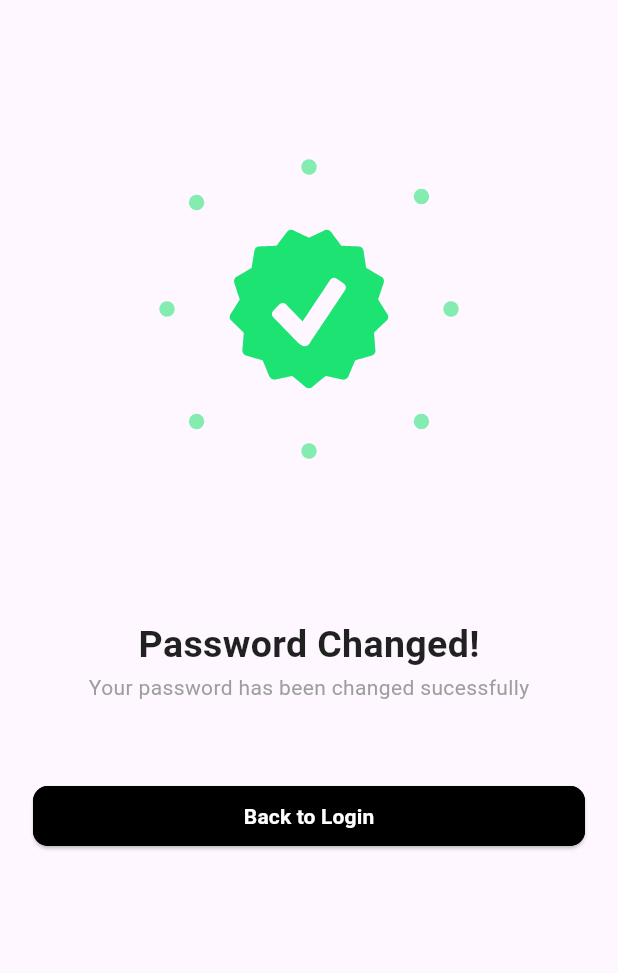
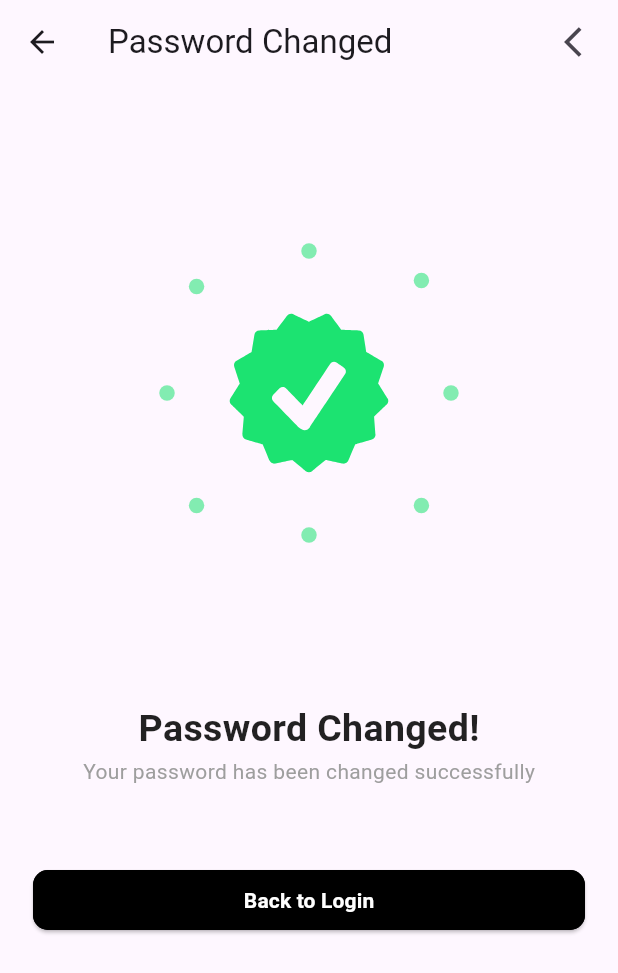
Before and after one commit to Ruhan130/AnimatedUI, a Flutter app: the CreateNewPasswordScreen screen opened directly, after a tap on "Reset Password", on a phone screen of 412 x 824 dp. Shown: the top 973 px of the screen. Run offline on Flutter 3.47's test engine with Material 3 defaults, Android fonts, the phone set to English and light mode, and no system bars; drawn by our look-alikes of lottie; our stand-ins replace animate_do, flutter_svg, pinput; Roboto replaces fonts that are missing (Urbanist-SemiBold).

Commit message:
Some changes

```diff
--- a/lib/Presentation/ChangePasswordScreen/ChangedPasswordScreen.dart
+++ b/lib/Presentation/ChangePasswordScreen/ChangedPasswordScreen.dart
@@ -2,8 +2,8 @@ import 'package:animate_do/animate_do.dart';
 import 'package:flutter/material.dart';
 import 'package:lottie/lottie.dart';
 import 'package:project/Presentation/LoginScreen/LoginScreen.dart';
-import 'package:project/main.dart'; // Import the main.dart file for theme notifier
 import 'package:project/core/widgets/CustomElevatedButtonDar.dart';
+import 'package:project/main.dart';
 
 class ChangedPasswordScreen extends StatefulWidget {
   const ChangedPasswordScreen({super.key});
@@ -16,6 +16,19 @@ class _ChangedPasswordScreenState extends State<ChangedPasswordScreen> {
   @override
   Widget build(BuildContext context) {
     return Scaffold(
+      appBar: AppBar(
+        automaticallyImplyLeading: MyApp.themeNotifier.value == ThemeMode.light, // Back button will be visible only in light mode
+        title: const Text("Password Changed"),
+        actions: [
+          if (MyApp.themeNotifier.value == ThemeMode.light) // Show back button only in light mode
+            IconButton(
+              icon: const Icon(Icons.arrow_back_ios),
+              onPressed: () {
+                Navigator.pop(context);
+              },
+            ),
+        ],
+      ),
       body: SafeArea(
         child: Column(
           children: [
@@ -30,7 +43,7 @@ class _ChangedPasswordScreenState extends State<ChangedPasswordScreen> {
             FadeIn(
               delay: const Duration(seconds: 2),
               child: const Text(
-                'Your password has been changed sucessfully',
+                'Your password has been changed successfully',
                 style: TextStyle(color: Colors.grey),
               ),
             ),
@@ -44,10 +57,16 @@ class _ChangedPasswordScreenState extends State<ChangedPasswordScreen> {
                 child: CustomElevatedButtomDark(
                   text: 'Back to Login',
                   onpressed: () {
-                    // Activate dark mode
-                    MyApp.themeNotifier.value = ThemeMode.dark;
+                    // Toggle theme mode
+                    if (MyApp.themeNotifier.value == ThemeMode.light) {
+                      MyApp.themeNotifier.value =
+                          ThemeMode.dark; // Switch to dark mode
+                    } else {
+                      MyApp.themeNotifier.value =
+                          ThemeMode.light; // Switch to light mode
+                    }
 
-                    // Navigate back to login
+                    // Navigate back to the login screen
                     Navigator.pushReplacement(
                       context,
                       MaterialPageRoute(
--- a/lib/Presentation/CreateNewPassord/CreateNewPasswordScreen.dart
+++ b/lib/Presentation/CreateNewPassord/CreateNewPasswordScreen.dart
@@ -36,7 +36,7 @@ class CreateNewPasswordScreen extends StatelessWidget {
                   crossAxisAlignment: CrossAxisAlignment.start,
                   children: [
                     FadeIn(
-                      delay: const Duration(seconds: 2),
+                      delay: const Duration(seconds: 1),
                       child: const Text(
                         "Create new password",
                         style: TextStyle(
@@ -46,7 +46,7 @@ class CreateNewPasswordScreen extends StatelessWidget {
                       ),
                     ),
                     Bounce(
-                      delay: const Duration(milliseconds: 500),
+                      delay: const Duration(seconds: 2),
                       child: const Text(
                         "Your new password must be unique from those\n previously used",
                         style: TextStyle(color: Colors.grey),
@@ -86,7 +86,7 @@ class CreateNewPasswordScreen extends StatelessWidget {
                             height: 15,
                           ),
                           FadeIn(
-                            delay: const Duration(seconds: 3),
+                            delay: const Duration(seconds: 4),
                             child: CustomElevatedButtomDark(
                               text: 'Reset Password',
                               onpressed: () {
--- a/lib/main.dart
+++ b/lib/main.dart
@@ -7,7 +7,7 @@ void main() {
 
 class MyApp extends StatelessWidget {
   static final ValueNotifier<ThemeMode> themeNotifier =
-      ValueNotifier(ThemeMode.system);
+      ValueNotifier(ThemeMode.light);  // Start with light mode
 
   const MyApp({super.key});
 
@@ -19,10 +19,11 @@ class MyApp extends StatelessWidget {
         return MaterialApp(
           debugShowCheckedModeBanner: false,
           theme: ThemeData(
-              brightness: Brightness.light,
-              useMaterial3: true,
-              primaryColor: Color(0xFF35C2C1),
-              textTheme: Typography.blackCupertino),
+            brightness: Brightness.light,
+            useMaterial3: true,
+            primaryColor: Color(0xFF35C2C1),
+            textTheme: Typography.blackCupertino,
+          ),
           themeMode: themeMode,
           darkTheme: ThemeData.dark(useMaterial3: true),
           home: const AnimatedUiFirstScreen(),
```
Also changed, not shown: lib/Presentation/Otp_Verification/opt_verificationScreen.dart (+10 -9 lines).
